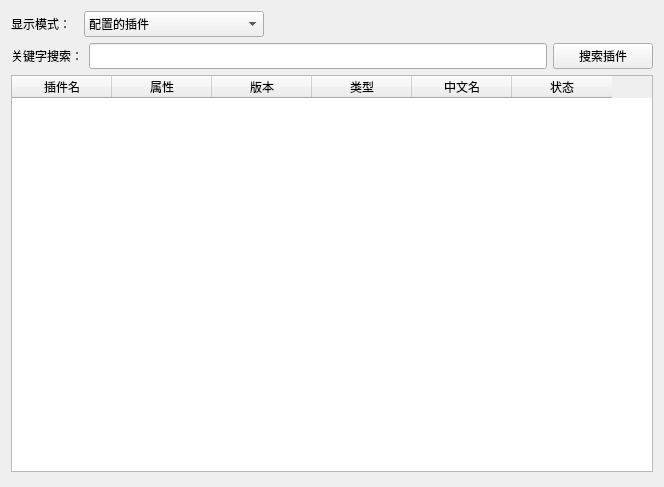
The window that DrillPluginInformationReader/Source/InformationModule/pluginListPart/p_PluginListPart.ui (DrillUp/DrillPluginInformationReader) describes before a commit, drawn with Qt 5.
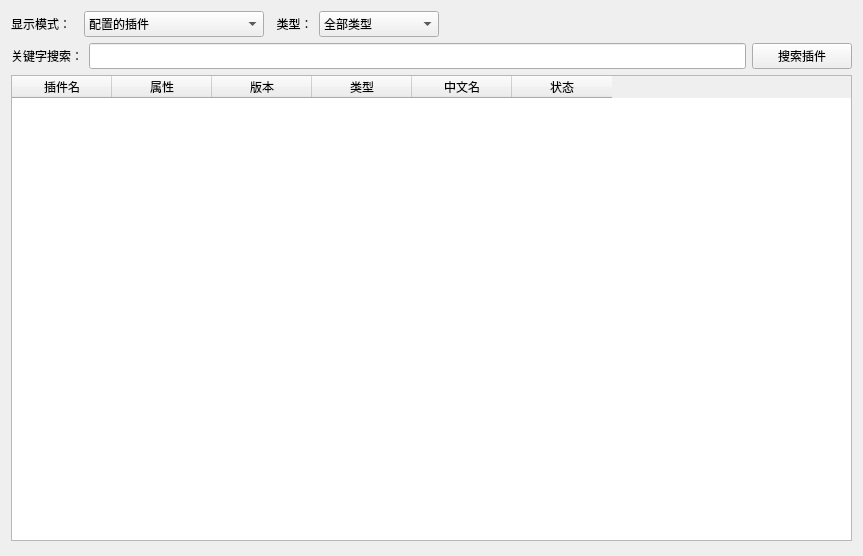
The same window after the commit.

Commit message: 添加了类型筛选。

What changed in the file:
```diff
--- a/DrillPluginInformationReader/Source/InformationModule/pluginListPart/p_PluginListPart.ui
+++ b/DrillPluginInformationReader/Source/InformationModule/pluginListPart/p_PluginListPart.ui
@@ -6,15 +6,37 @@
    <rect>
     <x>0</x>
     <y>0</y>
-    <width>664</width>
-    <height>487</height>
+    <width>863</width>
+    <height>556</height>
    </rect>
   </property>
   <property name="windowTitle">
    <string>Form</string>
   </property>
-  <layout class="QGridLayout" name="gridLayout">
-   <item row="0" column="1">
+  <layout class="QVBoxLayout" name="verticalLayout_2">
+   <item>
+    <widget class="QWidget" name="widget_2" native="true">
+     <layout class="QHBoxLayout" name="horizontalLayout_2">
+      <property name="leftMargin">
+       <number>0</number>
+      </property>
+      <property name="topMargin">
+       <number>0</number>
+      </property>
+      <property name="rightMargin">
+       <number>0</number>
+      </property>
+      <property name="bottomMargin">
+       <number>0</number>
+      </property>
+      <item>
+       <widget class="QLabel" name="label_pluginMode">
+        <property name="text">
+         <string>显示模式：  </string>
+        </property>
+       </widget>
+      </item>
+      <item>
     <widget class="QComboBox" name="comboBox_pluginMode">
      <property name="minimumSize">
       <size>
@@ -34,7 +56,47 @@
      </item>
     </widget>
    </item>
-   <item row="0" column="2">
+      <item>
+       <widget class="QWidget" name="widget_pluginType" native="true">
+        <layout class="QHBoxLayout" name="horizontalLayout_3">
+         <property name="leftMargin">
+          <number>0</number>
+         </property>
+         <property name="topMargin">
+          <number>0</number>
+         </property>
+         <property name="rightMargin">
+          <number>0</number>
+         </property>
+         <property name="bottomMargin">
+          <number>0</number>
+         </property>
+         <item>
+          <widget class="QLabel" name="label_pluginType">
+           <property name="text">
+            <string>  类型：</string>
+           </property>
+          </widget>
+         </item>
+         <item>
+          <widget class="QComboBox" name="comboBox_pluginType">
+           <property name="minimumSize">
+            <size>
+             <width>120</width>
+             <height>26</height>
+            </size>
+           </property>
+           <item>
+            <property name="text">
+             <string>全部类型</string>
+            </property>
+           </item>
+          </widget>
+         </item>
+        </layout>
+       </widget>
+      </item>
+      <item>
     <spacer name="horizontalSpacer">
      <property name="orientation">
       <enum>Qt::Horizontal</enum>
@@ -47,21 +109,58 @@
      </property>
     </spacer>
    </item>
-   <item row="0" column="0">
-    <widget class="QLabel" name="label_pluginMode">
-     <property name="text">
-      <string>显示模式：  </string>
-     </property>
+     </layout>
     </widget>
    </item>
-   <item row="3" column="0" colspan="3">
-    <layout class="QVBoxLayout" name="verticalLayout">
+   <item>
+    <widget class="QWidget" name="widget_search" native="true">
+     <layout class="QHBoxLayout" name="horizontalLayout">
+      <property name="leftMargin">
+       <number>0</number>
+      </property>
+      <property name="topMargin">
+       <number>0</number>
+      </property>
+      <property name="rightMargin">
+       <number>0</number>
+      </property>
      <property name="bottomMargin">
-      <number>4</number>
-     </property>
-    </layout>
+       <number>0</number>
+      </property>
+      <item>
+       <widget class="QLabel" name="label_searchPlugin">
+        <property name="text">
+         <string>关键字搜索：</string>
+        </property>
+       </widget>
+      </item>
+      <item>
+       <widget class="QLineEdit" name="lineEdit_searchPlugin">
+        <property name="minimumSize">
+         <size>
+          <width>0</width>
+          <height>26</height>
+         </size>
+        </property>
+       </widget>
+      </item>
+      <item>
+       <widget class="QPushButton" name="pushButton_searchPlugin">
+        <property name="minimumSize">
+         <size>
+          <width>100</width>
+          <height>26</height>
+         </size>
+        </property>
+        <property name="text">
+         <string>搜索插件</string>
+        </property>
+       </widget>
+      </item>
+     </layout>
+    </widget>
    </item>
-   <item row="2" column="0" colspan="3">
+   <item>
     <widget class="QTableWidget" name="tableWidget_plugin">
      <property name="contextMenuPolicy">
       <enum>Qt::CustomContextMenu</enum>
@@ -122,53 +221,12 @@
      </column>
     </widget>
    </item>
-   <item row="1" column="0" colspan="3">
-    <widget class="QWidget" name="widget_search" native="true">
-     <layout class="QHBoxLayout" name="horizontalLayout">
-      <property name="leftMargin">
-       <number>0</number>
-      </property>
-      <property name="topMargin">
-       <number>0</number>
-      </property>
-      <property name="rightMargin">
-       <number>0</number>
-      </property>
+   <item>
+    <layout class="QVBoxLayout" name="verticalLayout">
       <property name="bottomMargin">
-       <number>0</number>
-      </property>
-      <item>
-       <widget class="QLabel" name="label_searchPlugin">
-        <property name="text">
-         <string>关键字搜索：</string>
-        </property>
-       </widget>
-      </item>
-      <item>
-       <widget class="QLineEdit" name="lineEdit_searchPlugin">
-        <property name="minimumSize">
-         <size>
-          <width>0</width>
-          <height>26</height>
-         </size>
-        </property>
-       </widget>
-      </item>
-      <item>
-       <widget class="QPushButton" name="pushButton_searchPlugin">
-        <property name="minimumSize">
-         <size>
-          <width>100</width>
-          <height>26</height>
-         </size>
-        </property>
-        <property name="text">
-         <string>搜索插件</string>
-        </property>
-       </widget>
-      </item>
-     </layout>
-    </widget>
+      <number>4</number>
+     </property>
+    </layout>
    </item>
   </layout>
  </widget>
```
Left out of the diff: 2 changed lines with no effect on the pictures. Lines whose indentation alone changed are shown as unchanged. The commit also changes 2 other files.
